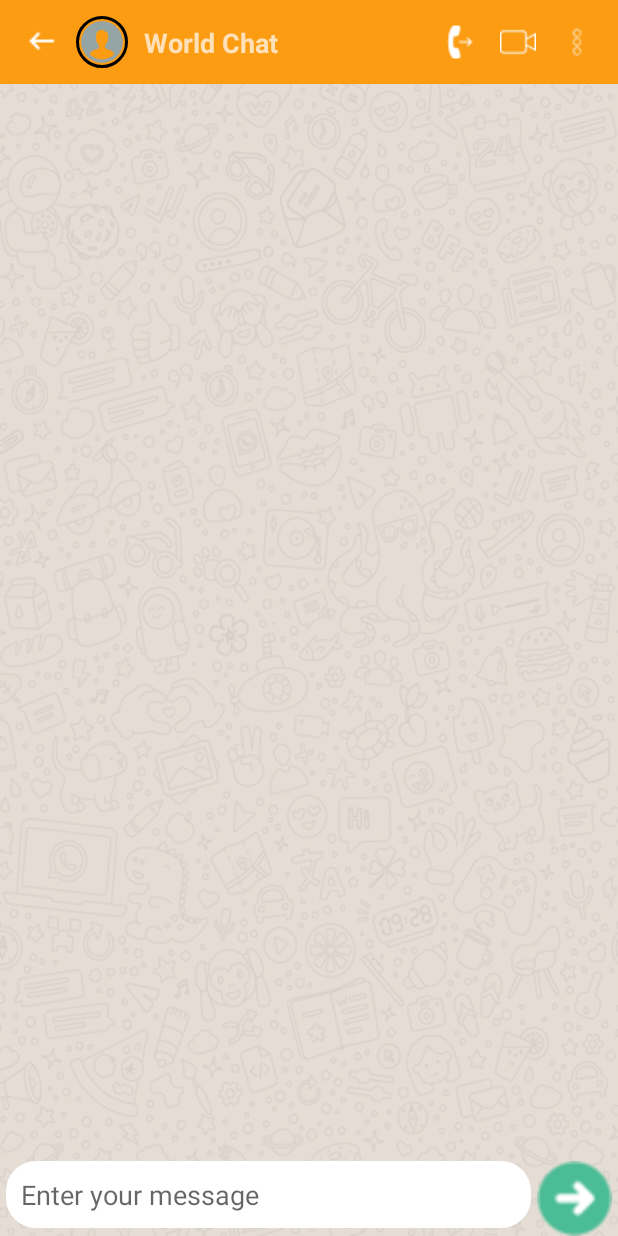
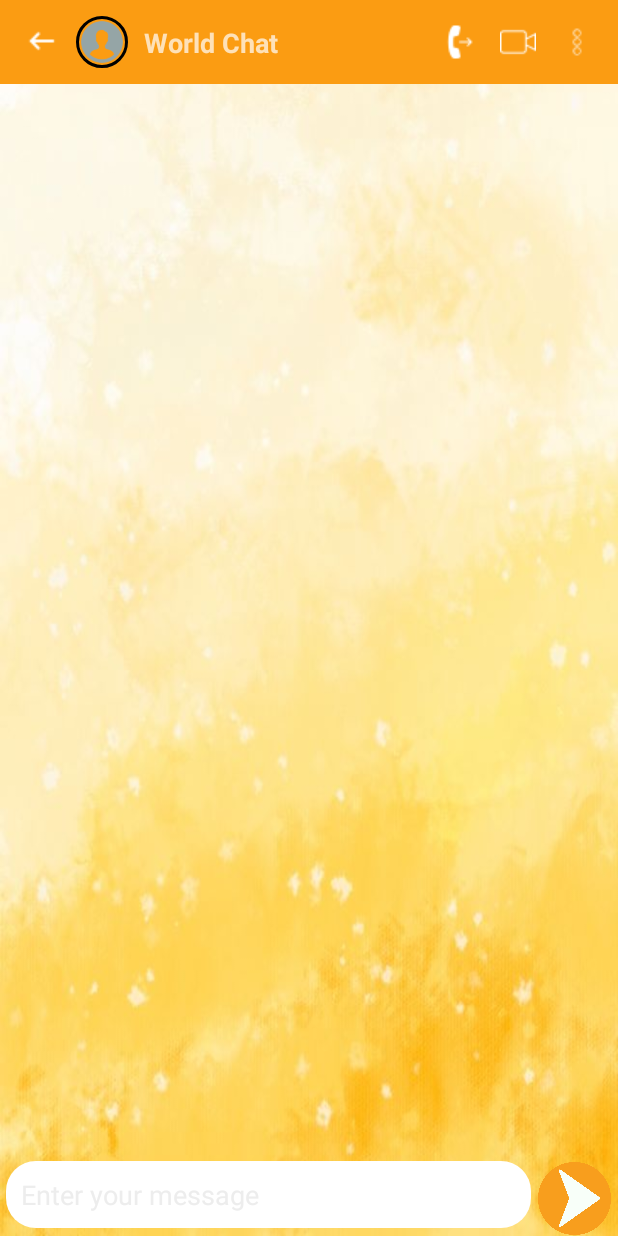
Before and after one commit to SKeerththan/iChat--Chat-Application-with-text-based-emotion-detection, an Android app: the GroupChatActivity screen opened directly, with no data from a screen before it, on a phone screen of 412 x 824 dp. Run offline under Robolectric (Android 15) with nearby library versions, the phone set to English and light mode, and no system bars; our stand-ins replace CircleImageView, Firebase (no records; nobody signed in at launch, a user with empty details on screens opened directly); libraries missing offline, so code that uses them is left out: com.chaquo.python, com.google.auth.oauth2, com.google.cloud.translate.

Commit message:
erro fixed

```diff
--- a/ChatApp/app/src/main/res/layout/activity_group_chat.xml
+++ b/ChatApp/app/src/main/res/layout/activity_group_chat.xml
@@ -5,7 +5,7 @@
     android:layout_width="match_parent"
     android:layout_height="match_parent"
     tools:context=".GroupChatActivity"
-    android:background="@drawable/w4">
+    android:background="@drawable/bg_5">
 
     <androidx.recyclerview.widget.RecyclerView
         android:id="@+id/chatRecyclerView"
@@ -32,7 +32,9 @@
             android:layout_weight="1"
             android:background="@drawable/bg_et_message"
             android:ems="10"
+            android:textColor="@color/black"
             android:hint="Enter your message"
+            android:textColorHint="@color/lightGrey"
             android:inputType="textPersonName"
             android:padding="10dp" />
 
@@ -45,7 +47,7 @@
             android:layout_marginEnd="4dp"
             android:layout_marginRight="4dp"
             android:layout_weight="0"
-            app:srcCompat="@drawable/send" />
+            app:srcCompat="@drawable/send_yellow" />
 
 
     </LinearLayout>
```
Also changed, not shown: ChatApp/app/src/main/java/keerththan/sk/ichat/Adapter/ChatAdapter.java (+17 -1 lines), ChatApp/app/src/main/java/keerththan/sk/ichat/GroupChatActivity.java (+23 -0 lines), ChatApp/app/src/main/java/keerththan/sk/ichat/Models/MessageModel.java (+11 -0 lines), 5 other files.
